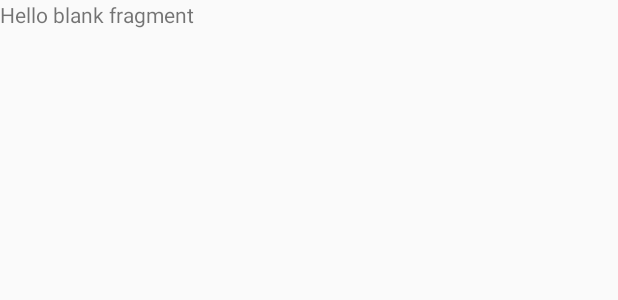
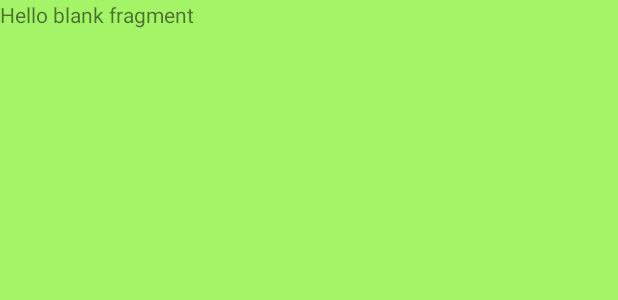
Before and after one commit to 15017541/MSARevision, an Android app: the layout fragment_frag_two.xml on its own in the app's theme, with its tools: preview values and no code run, on a phone screen of 412 x 824 dp. Shown: the top 300 px of the screen. Run offline under Robolectric (Android 15) with nearby library versions, the phone set to English and light mode, and no system bars.

Commit message:
2nd update

```diff
--- a/app/src/main/java/layout/FragTwo.java
+++ b/app/src/main/java/com/myapplicationdev/android/msarevision/FragTwo.java
@@ -1,4 +1,4 @@
-package layout;
+package com.myapplicationdev.android.msarevision;
 
 
 import android.os.Bundle;
@@ -6,8 +6,6 @@ import android.support.v4.app.Fragment;
 import android.view.LayoutInflater;
 import android.view.View;
 import android.view.ViewGroup;
-
-import com.myapplicationdev.android.msarevision.R;
 
 /**
  * A simple {@link Fragment} subclass.
--- a/app/src/main/res/layout/fragment_frag_one.xml
+++ b/app/src/main/res/layout/fragment_frag_one.xml
@@ -2,6 +2,7 @@
     xmlns:tools="http://schemas.android.com/tools"
     android:layout_width="match_parent"
     android:layout_height="match_parent"
+    android:background="#A7AAF7"
     tools:context=".FragOne">
 
     <!-- TODO: Update blank fragment layout -->
--- a/app/src/main/res/layout/fragment_frag_two.xml
+++ b/app/src/main/res/layout/fragment_frag_two.xml
@@ -2,7 +2,8 @@
     xmlns:tools="http://schemas.android.com/tools"
     android:layout_width="match_parent"
     android:layout_height="match_parent"
-    tools:context="layout.FragTwo">
+    android:background="#A3F567"
+    tools:context=".FragTwo">
 
     <!-- TODO: Update blank fragment layout -->
     <TextView
```
